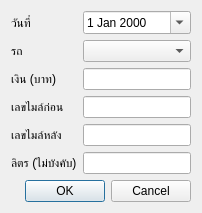
xXFirst555Xx/FuelTracker, file src/views/dialogs/add_entry_dialog.ui: the form before one commit.
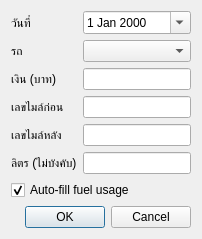
The form after the commit.

Commit message: feat: auto fill fuel usage

What changed in the file:
```diff
--- a/src/views/dialogs/add_entry_dialog.ui
+++ b/src/views/dialogs/add_entry_dialog.ui
@@ -91,6 +91,16 @@
        </property>
       </widget>
      </item>
+     <item row="6" column="0" colspan="2">
+      <widget class="QCheckBox" name="autoFillCheckBox">
+       <property name="text">
+        <string>Auto-fill fuel usage</string>
+       </property>
+       <property name="checked">
+        <bool>true</bool>
+       </property>
+      </widget>
+     </item>
     </layout>
    </item>
    <item>
```
Lines whose indentation alone changed are shown as unchanged. The commit also changes 1 other file.
